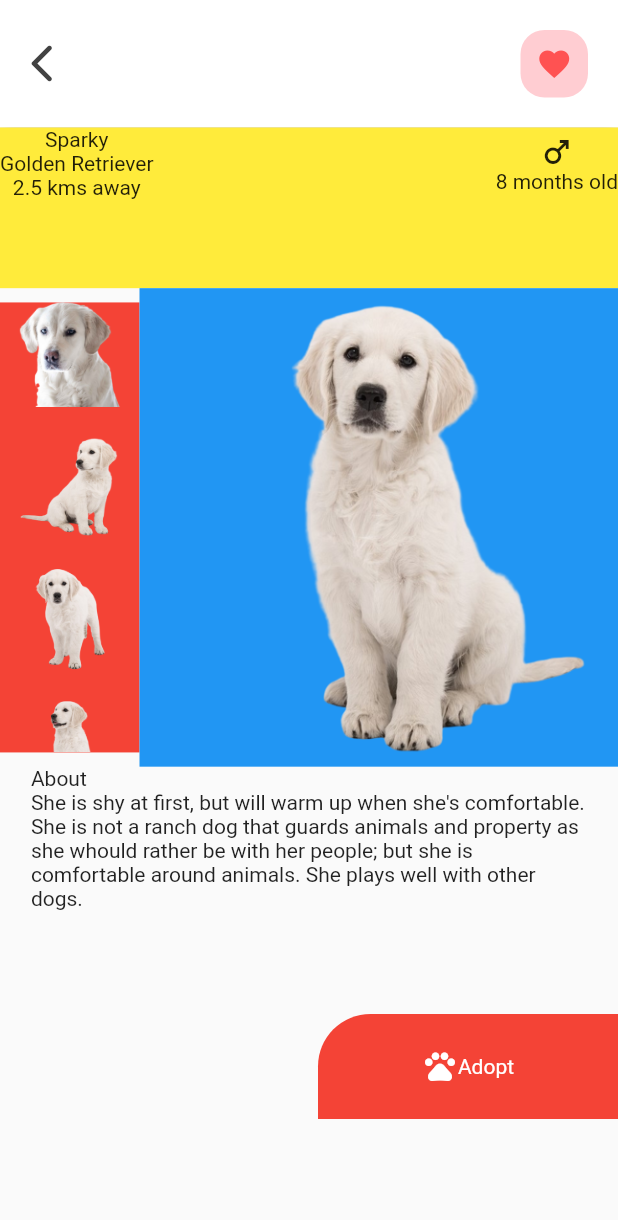
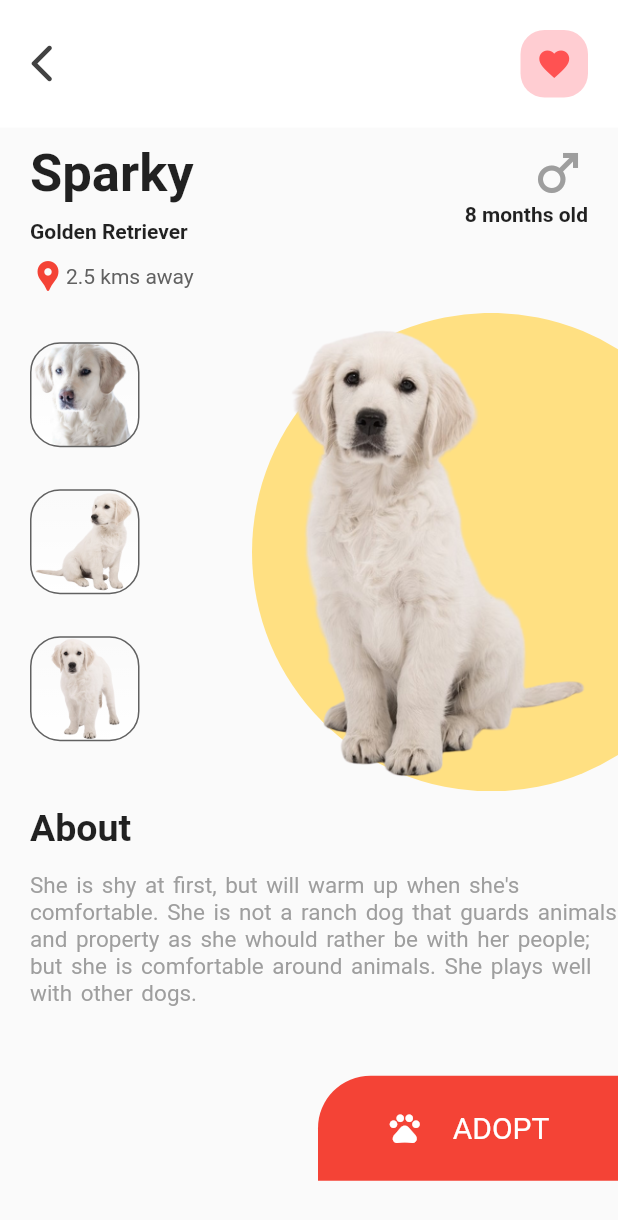
Before and after one commit to dudadiass/challenge_02, a Flutter app: the screen it shows after launch, after a tap on "Sparky", on a phone screen of 412 x 824 dp. Shown: the top 1220 px of the screen. Run offline on Flutter 3.47's test engine with Material 2 defaults, Android fonts, the phone set to English and light mode, and no system bars.

Commit message:
details page montage components

```diff
--- /dev/null
+++ b/lib/app/utils/resposivity.dart
@@ -0,0 +1,26 @@
+import 'package:flutter/cupertino.dart';
+
+class Resposivity {
+  static const double widthMock = 375;
+  static const double heightMock = 667;
+  static double _calcWidth(double tamanho, MediaQueryData data) {
+    var coeficiente = tamanho / widthMock;
+
+    return data.size.width * coeficiente;
+  }
+
+  static double _calcHeight(double tamanho, MediaQueryData data) {
+    var coeficiente = tamanho / heightMock;
+
+    return data.size.height * coeficiente;
+  }
+
+  static double automatic(double tamanho, MediaQueryData data) {
+    final width = data.size.width;
+    final height = data.size.height;
+
+    return width > height
+        ? _calcHeight(tamanho, data)
+        : _calcWidth(tamanho, data);
+  }
+}
--- a/lib/app/widgets/details_page_widgets/about_widget.dart
+++ b/lib/app/widgets/details_page_widgets/about_widget.dart
@@ -10,16 +10,27 @@ class PetAboutWidget extends StatelessWidget {
   Widget build(BuildContext context) {
     final size = MediaQuery.of(context).size;
     return Container(
-      width: size.width * 0.90,
-      height: size.height * 0.20,
+      width: size.width * 1,
+      height: size.height * 0.23,
+      child: Padding(
+        padding: const EdgeInsets.only(left: 20, top: 10),
         child: Column(
           crossAxisAlignment: CrossAxisAlignment.start,
           children: [
-          const Text("About"),
+            const Text(
+              "About",
+              style: TextStyle(fontSize: 25, fontWeight: FontWeight.bold),
+            ),
+            SizedBox(
+              height: 15,
+            ),
             Text(
               animalModel.about,
+              style: TextStyle(
+                  color: Colors.grey.shade500, fontSize: 15, wordSpacing: 2),
             ),
           ],
+        ),
       ),
     );
   }
--- a/lib/app/widgets/details_page_widgets/adopt_bottom_widget.dart
+++ b/lib/app/widgets/details_page_widgets/adopt_bottom_widget.dart
@@ -24,9 +24,12 @@ class AdoptBottomWidget extends StatelessWidget {
                   Icons.pets_outlined,
                   color: AppTheme.iconPets2,
                 ),
+                SizedBox(
+                  width: 20,
+                ),
                 Text(
-                  "Adopt",
-                  style: TextStyle(color: AppTheme.textColor3),
+                  "ADOPT",
+                  style: TextStyle(color: AppTheme.textColor3, fontSize: 20),
                 ),
               ],
             ),
--- a/lib/app/widgets/details_page_widgets/app_bar_items_widget.dart
+++ b/lib/app/widgets/details_page_widgets/app_bar_items_widget.dart
@@ -9,6 +9,7 @@ class AppBarWidget extends StatelessWidget {
   Widget build(BuildContext context) {
     return AppBar(
       toolbarHeight: 85,
+      elevation: 0.0,
       leading: IconButton(
         onPressed: () => Navigator.pop(context, AppRouter.home),
         icon: const Icon(
--- a/lib/app/widgets/details_page_widgets/info_animals_widget.dart
+++ b/lib/app/widgets/details_page_widgets/info_animals_widget.dart
@@ -12,47 +12,77 @@ class InfoWidget extends StatelessWidget {
   Widget build(BuildContext context) {
     final size = MediaQuery.of(context).size;
     return Container(
-      height: size.height * 0.13,
-      color: Colors.yellow,
-      child: Column(
-        children: [
-          Row(
+      height: size.height * 0.15,
+      child: Row(
         mainAxisAlignment: MainAxisAlignment.spaceBetween,
         children: [
-              Column(
+          Padding(
+            padding: const EdgeInsets.only(left: 20, top: 10),
+            child: Column(
+              crossAxisAlignment: CrossAxisAlignment.start,
+              children: [
+                Padding(
+                  padding: const EdgeInsets.only(bottom: 10),
+                  child: Row(
+                    children: [
+                      Text(
+                        animalModel.name,
+                        style: TextStyle(
+                            fontSize: 35, fontWeight: FontWeight.bold),
+                      ),
+                    ],
+                  ),
+                ),
+                Padding(
+                  padding: const EdgeInsets.only(bottom: 10),
+                  child: Row(
+                    children: [
+                      Text(
+                        animalModel.breed,
+                        style: TextStyle(fontWeight: FontWeight.bold),
+                      ),
+                    ],
+                  ),
+                ),
+                Row(
+                  children: [
+                    Icon(
+                      Icons.location_pin,
+                      color: Colors.red,
+                    ),
+                    Text(
+                      animalModel.localization,
+                      style: TextStyle(color: Colors.grey.shade700),
+                    ),
+                  ],
+                )
+              ],
+            ),
+          ),
+          Padding(
+            padding: const EdgeInsets.only(right: 20, top: 10),
+            child: Column(
+              crossAxisAlignment: CrossAxisAlignment.end,
               children: [
                 Row(
                   children: [
-                      Text(animalModel.name),
+                    Icon(
+                      Icons.male_outlined,
+                      size: 40,
+                      color: Colors.grey.shade500,
+                    ),
                   ],
                 ),
                 Row(
                   children: [
-                      Text(animalModel.breed),
-                    ],
+                    Text(
+                      animalModel.age,
+                      style: TextStyle(fontWeight: FontWeight.bold),
                     ),
-                  Row(
-                    children: [
-                      Text(animalModel.localization),
                   ],
                 )
               ],
             ),
-              Column(
-                children: [
-                  Row(
-                    children: const [
-                      Icon(Icons.male_outlined),
-                    ],
-                  ),
-                  Row(
-                    children: [
-                      Text(animalModel.age),
-                    ],
-                  )
-                ],
-              ),
-            ],
           ),
         ],
       ),
--- a/lib/app/widgets/details_page_widgets/pet_gallery_images.dart
+++ b/lib/app/widgets/details_page_widgets/pet_gallery_images.dart
@@ -14,10 +14,10 @@ class GalleryImagesWidget extends StatelessWidget {
 
   @override
   Widget build(BuildContext context) {
+    final mediaQueryData = MediaQuery.of(context);
     return Row(
       children: [
         Container(
-          color: Colors.red,
           width: 93,
           height: 300,
           child: ListView.builder(
@@ -32,12 +32,23 @@ class GalleryImagesWidget extends StatelessWidget {
           ),
         ),
         Expanded(
+          child: Stack(
+            alignment: Alignment.center,
+            children: [
+              Positioned.fill(
+                right: (300 * 0.5) * -1,
                 child: Container(
-            color: Colors.blue,
-            child: Image.asset(
+                  decoration: BoxDecoration(
+                    color: color,
+                    shape: BoxShape.circle,
+                  ),
+                ),
+              ),
+              Image.asset(
                 mainImage,
                 alignment: Alignment.centerRight,
               ),
+            ],
           ),
         ),
       ],
@@ -51,12 +62,25 @@ class PetGalleryImageWidget extends StatelessWidget {
 
   @override
   Widget build(BuildContext context) {
-    return Container(
+    return Padding(
+      padding: const EdgeInsets.only(top: 10, left: 20),
+      child: Container(
         width: 50,
         height: 70,
         decoration: BoxDecoration(
+          gradient: LinearGradient(
+            begin: Alignment.topCenter,
+            end: Alignment.bottomCenter,
+            colors: [
+              const Color.fromARGB(0, 255, 255, 255),
+              Theme.of(context).backgroundColor,
+            ],
+          ),
+          border: Border.all(color: Colors.grey.shade700),
+          borderRadius: BorderRadius.circular(20),
           image: DecorationImage(
             image: AssetImage(image),
+          ),
         ),
       ),
     );
--- a/lib/app/widgets/home_page_widgets/list_widgets/card_widget.dart
+++ b/lib/app/widgets/home_page_widgets/list_widgets/card_widget.dart
@@ -19,7 +19,7 @@ class CardWidget extends StatelessWidget {
           arguments: animalModel),
       child: Container(
         margin: const EdgeInsets.all(10),
-        width: size.width * 0.90, //330,
+        width: size.width * 0.85, //330,
         height: size.height * 0.17, //130
         decoration: BoxDecoration(
           color: AppTheme.backgroundColor,
```
Lines whose indentation alone changed are shown as unchanged.
